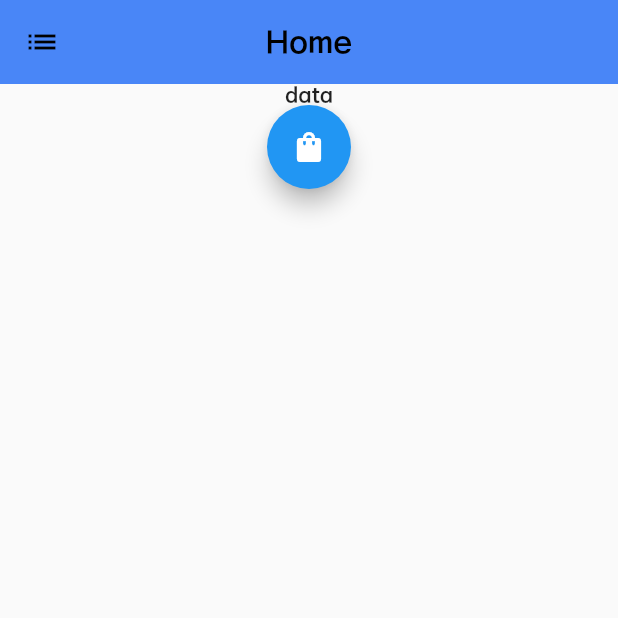
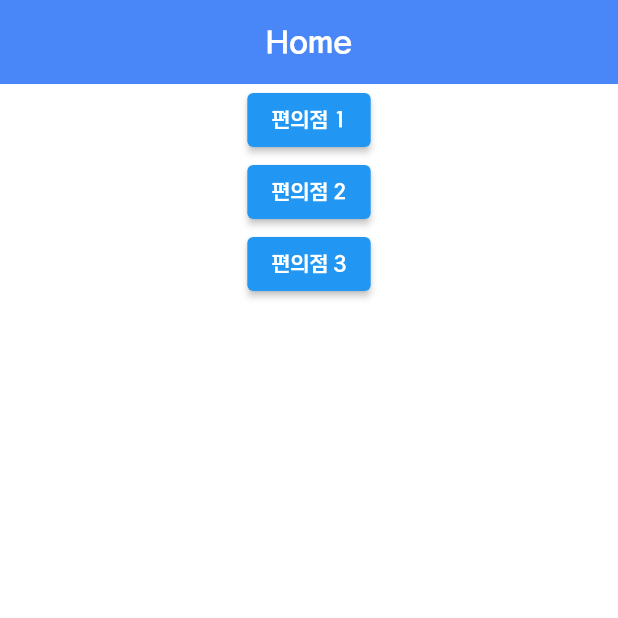
Before and after one commit to ClickDeliverUs/ClickDeliverUs-client-flutter, a Flutter app: the Home screen opened directly, on a phone screen of 412 x 824 dp, the top half of it. Run offline on Flutter 3.47's test engine with Material 2 defaults, Android fonts, the phone set to English and light mode, and no system bars; our stand-ins replace flutter_dotenv, flutter_svg, logger.

Commit message:
implement store detail screen

```diff
--- a/lib/screen/home.dart
+++ b/lib/screen/home.dart
@@ -1,5 +1,7 @@
+import 'package:cd_client/model/internal/test_store.dart';
 import 'package:cd_client/util/constant/custom_color.dart';
 import 'package:flutter/material.dart';
+import 'storemodal.dart';
 
 class Home extends StatefulWidget {
   const Home({super.key});
@@ -9,30 +11,64 @@ class Home extends StatefulWidget {
 }
 
 class _HomeState extends State<Home> {
+  TestStore store1 = TestStore(
+    name: '편의점 1',
+    address: '123',
+    open: const TimeOfDay(hour: 9, minute: 0),
+    close: const TimeOfDay(hour: 17, minute: 0),
+    tel: '010-123-123',
+  );
+  TestStore store2 = TestStore(
+    name: '편의점 2',
+    address: '456',
+    open: const TimeOfDay(hour: 5, minute: 0),
+    close: const TimeOfDay(hour: 22, minute: 0),
+    tel: '010-456-456',
+  );
+  TestStore store3 = TestStore(
+    name: '편의점 3',
+    address: '789',
+    open: const TimeOfDay(hour: 0, minute: 0),
+    close: const TimeOfDay(hour: 24, minute: 0),
+    tel: '010-789-789',
+  );
+
   @override
   Widget build(BuildContext context) {
     return Scaffold(
       appBar: AppBar(
-          title: const Text("Home"),
-          centerTitle: true,
-          backgroundColor: CustomColor.indigo,
-          leading: IconButton(
-            icon: const Icon(Icons.list),
-            onPressed: () {
-              Navigator.pop(context);
-            },
-          )),
+        title: const Text("Home"),
+        centerTitle: true,
+        backgroundColor: CustomColor.indigo,
+      ),
       body: SingleChildScrollView(
-          scrollDirection: Axis.vertical,
-          child: Center(
-            child: Column(children: [
-              const Text("data"),
-              FloatingActionButton(
-                onPressed: () {},
-                child: Icon(Icons.shopping_bag),
-              )
-            ]),
-          )),
+        scrollDirection: Axis.vertical,
+        child: Center(
+          child: Column(
+            mainAxisAlignment: MainAxisAlignment.center,
+            children: [
+              ElevatedButton(
+                onPressed: () {
+                  showStoreModal(context, store1);
+                },
+                child: const Text('편의점 1'),
+              ),
+              ElevatedButton(
+                onPressed: () {
+                  showStoreModal(context, store2);
+                },
+                child: const Text('편의점 2'),
+              ),
+              ElevatedButton(
+                onPressed: () {
+                  showStoreModal(context, store3);
+                },
+                child: const Text('편의점 3'),
+              ),
+            ],
+          ),
+        ),
+      ),
     );
   }
 }
--- a/lib/screen/register.dart
+++ b/lib/screen/register.dart
@@ -214,11 +214,10 @@ class _RegisterState extends State<Register> {
     loggerNoStack.i("build register page");
 
     return Scaffold(
-      backgroundColor: Colors.white,
       appBar: AppBar(
         title: const Text("회원가입"),
         centerTitle: true,
-        backgroundColor: Colors.transparent,
+        foregroundColor: Colors.black,
         leading: IconButton(
           icon: const Icon(Icons.arrow_back),
           onPressed: () {
--- a/pubspec.yaml
+++ b/pubspec.yaml
@@ -71,6 +71,7 @@ flutter:
     - .env
     - assets/
     - assets/icons/
+    - assets/images/store.jpeg
 
   # An image asset can refer to one or more resolution-specific "variants", see
   # https://flutter.dev/assets-and-images/#resolution-aware
```
Also changed, not shown: lib/main.dart (+4 -3 lines), lib/screen/index.dart (+0 -10 lines), lib/screen/login.dart (+14 -9 lines), lib/screen/store_index.dart (added, +172 -0 lines), lib/screen/storemodal.dart (added, +59 -0 lines), assets/images/store.jpeg (added), pubspec.lock.
